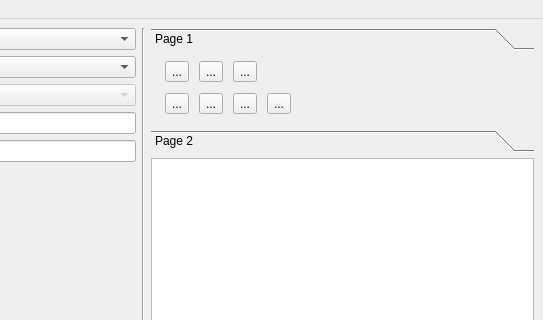
Old version of the form mainwindow.ui in the repository michaelhsj/Simple-Dialog-Demo; both pictures show x 257 to 800 and y 0 to 320 of the 800 by 600 pixel window.
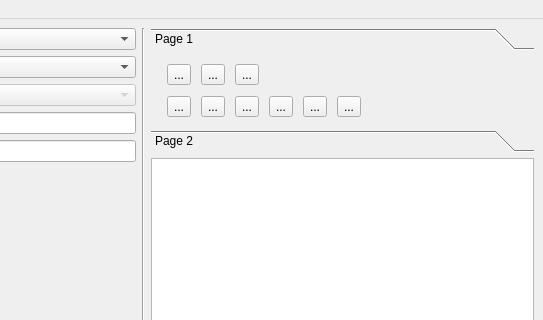
New version of the form. Icons and pictures are not drawn. Custom widgets are drawn as their Qt base class.

Commit message: introduced select and pencil tool, various refactorings and UI adjustments.

```diff
--- a/mainwindow.ui
+++ b/mainwindow.ui
@@ -199,12 +199,12 @@
              <attribute name="label">
               <string>Page 1</string>
              </attribute>
-             <widget class="QWidget" name="layoutWidget">
+             <widget class="QWidget" name="">
               <property name="geometry">
                <rect>
-                <x>10</x>
-                <y>0</y>
-                <width>135</width>
+                <x>12</x>
+                <y>3</y>
+                <width>205</width>
                 <height>63</height>
                </rect>
               </property>
@@ -246,6 +246,18 @@
                 </widget>
                </item>
                <item row="1" column="0">
+                <widget class="QToolButton" name="selectToolButton">
+                 <property name="text">
+                  <string>...</string>
+                 </property>
+                 <property name="icon">
+                  <iconset>
+                   <normalon>:/select tool.png</normalon>
+                  </iconset>
+                 </property>
+                </widget>
+               </item>
+               <item row="1" column="1">
                 <widget class="QToolButton" name="panToolButton">
                  <property name="enabled">
                   <bool>true</bool>
@@ -263,7 +275,19 @@
                  </property>
                 </widget>
                </item>
-               <item row="1" column="1">
+               <item row="1" column="2">
+                <widget class="QToolButton" name="pencilToolButton">
+                 <property name="text">
+                  <string>...</string>
+                 </property>
+                 <property name="icon">
+                  <iconset>
+                   <normalon>:/pencil tool.png</normalon>
+                  </iconset>
+                 </property>
+                </widget>
+               </item>
+               <item row="1" column="3">
                 <widget class="QToolButton" name="drawRectangleToolButton">
                  <property name="text">
                   <string>...</string>
@@ -275,7 +299,7 @@
                  </property>
                 </widget>
                </item>
-               <item row="1" column="2">
+               <item row="1" column="4">
                 <widget class="QToolButton" name="drawEllipseToolButton">
                  <property name="text">
                   <string>...</string>
@@ -287,7 +311,7 @@
                  </property>
                 </widget>
                </item>
-               <item row="1" column="3">
+               <item row="1" column="5">
                 <widget class="QToolButton" name="deleteToolButton">
                  <property name="text">
                   <string>...</string>
```
Left out of the diff: 12 changed lines with no effect on the pictures. The commit also changes 7 other files.
